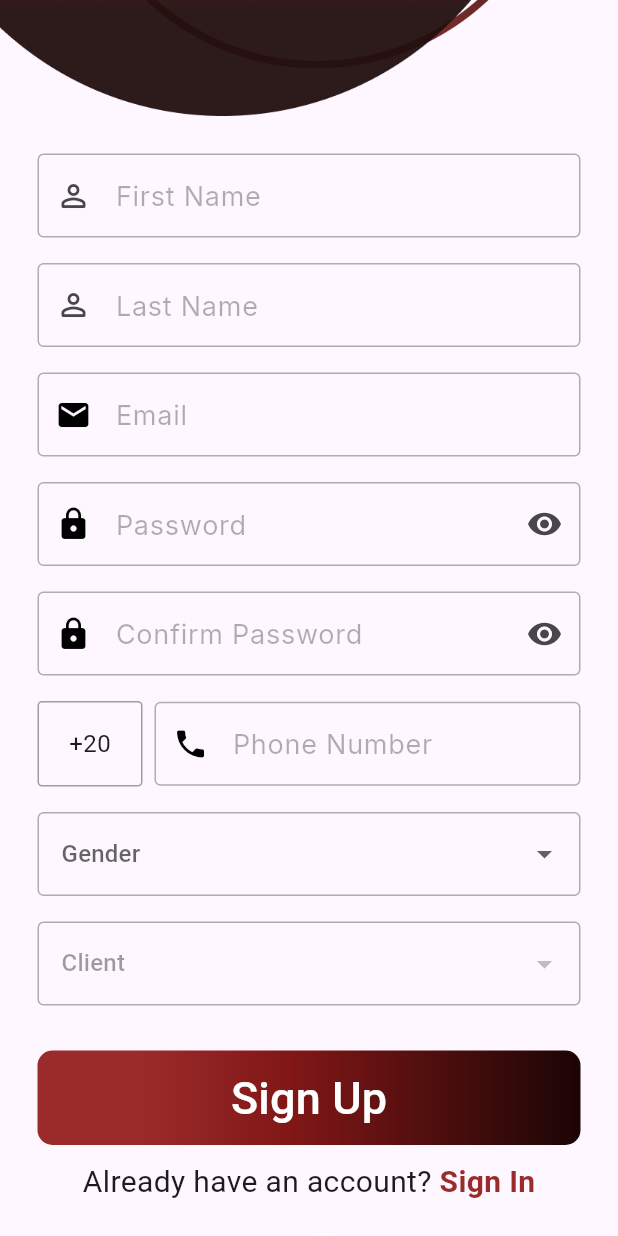
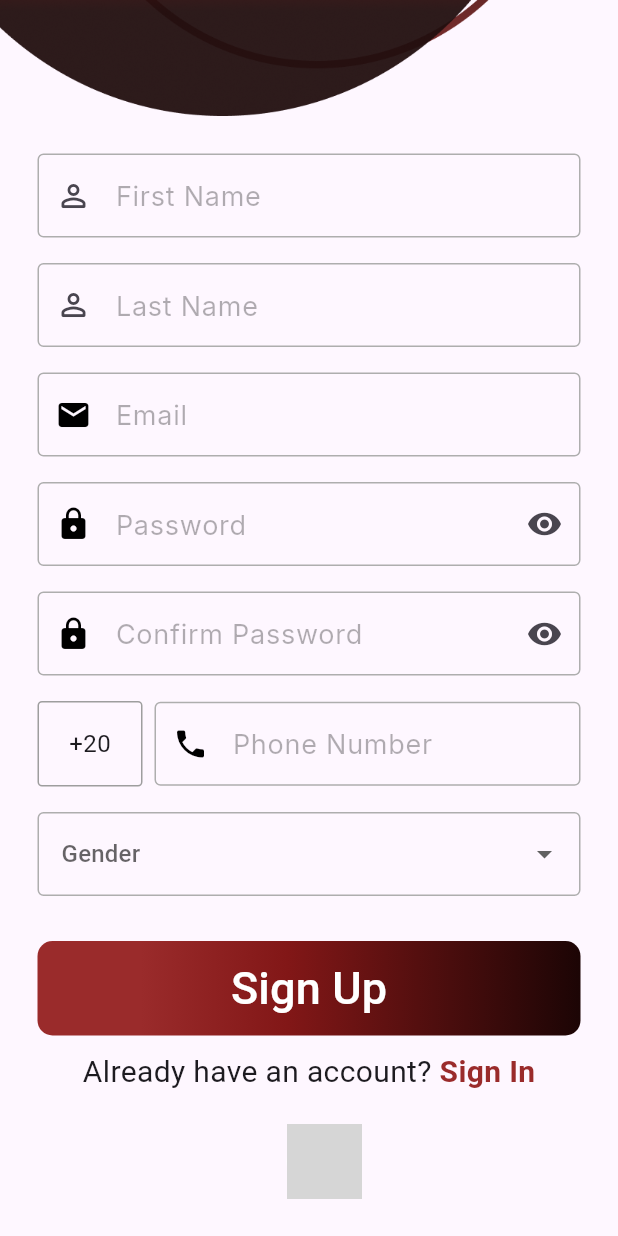
Before and after one commit to nouramer725/Servix, a Flutter app: the SignUpClient screen opened by its route, scrolled down 262 dp, on a phone screen of 412 x 824 dp. Run offline on Flutter 3.47's test engine with Material 3 defaults, Android fonts, the phone set to English and light mode, and no system bars; our stand-ins replace cloud_firestore, easy_localization, file_picker, firebase_auth, firebase_core, flutter_dotenv and 4 more; accounts and stored records are empty; grey boxes are pictures that could not be loaded.

Commit message:
Delete role in scaffold

```diff
--- a/lib/Client/Login-Register/Sign_Up_Client.dart
+++ b/lib/Client/Login-Register/Sign_Up_Client.dart
@@ -6,7 +6,6 @@ import 'package:easy_localization/easy_localization.dart'; // Import EasyLocaliz
 import '../../Components/Buttons.dart';
 import '../../Components/Country Code and Phone Number.dart';
 import '../../Components/Gender Dropdown.dart';
-import '../../Components/RoleDropDownClient.dart';
 import '../../Components/SocialMediaLoginButton.dart';
 import '../../Components/TextFormFiels_SignUp.dart';
 import '../Home.dart';
@@ -307,8 +306,8 @@ class _SignUpClientState extends State<SignUpClient> {
                           });
                         },
                       ),
-                      const SizedBox(height: 17),
-                      roleDropdown(selectedValue: "Client"),
+                      // const SizedBox(height: 17),
+                      // roleDropdown(selectedValue: "Client"),
 
                       const SizedBox(height: 30),
                       GradientButton(
--- a/lib/Components/RoleDropDownClient.dart
+++ /dev/null
@@ -1,29 +0,0 @@
-import 'package:easy_localization/easy_localization.dart';
-import 'package:flutter/material.dart';
-
-Widget roleDropdown({required String selectedValue}) {
-  return DropdownButtonFormField<String>(
-    value: selectedValue,
-    decoration: InputDecoration(
-      border: OutlineInputBorder(
-        borderRadius: BorderRadius.circular(8),
-        borderSide: const BorderSide(color: Color(0xFFAEAEAE), width: 1),
-      ),
-      enabledBorder: const OutlineInputBorder(
-        borderSide: BorderSide(color: Color(0xFFAEAEAE), width: 1),
-      ),
-      focusedBorder: const OutlineInputBorder(
-        borderSide: BorderSide(color: Color(0xFFAEAEAE), width: 1),
-      ),
-    ),
-    items: [
-      DropdownMenuItem(
-        value: "Client",
-        child: Text(
-          "Client".tr(),
-        ),
-      ),
-    ],
-    onChanged: null, // This disables selection
-  );
-}
--- a/lib/Technician/Login-Register/Sign_Up_Tech.dart
+++ b/lib/Technician/Login-Register/Sign_Up_Tech.dart
@@ -3,7 +3,6 @@ import 'package:easy_localization/easy_localization.dart';
 import 'package:firebase_auth/firebase_auth.dart';
 import 'package:flutter/material.dart';
 import 'package:google_fonts/google_fonts.dart';
-import 'package:servix/Components/RoleDropDownTechnician.dart';
 import 'package:servix/Technician/Home/HomeTechnician.dart';
 import 'package:servix/Technician/Login-Register/Personal%20Info%20tech.dart';
 import 'package:servix/Technician/Login-Register/Sign_In_Tech.dart';
@@ -12,7 +11,6 @@ import '../../Components/Buttons.dart';
 import '../../Components/Country Code and Phone Number.dart';
 import '../../Components/Gender Dropdown.dart';
 import '../../Components/List of Service.dart';
-import '../../Components/RoleDropDownClient.dart';
 import '../../Components/SocialMediaLoginButton.dart';
 import '../../Components/TextFormFiels_SignUp.dart';
 import '../../Components/Date of birth.dart';
@@ -427,9 +425,6 @@ class _SignUpTechnicianState extends State<SignUpTechnician> {
                           });
                         },
                       ),
-                      const SizedBox(height: 17),
-                      // Role
-                      roleDropdownTech(selectedValue: "Technician"),
                       const SizedBox(height: 30),
                       // Sign Up Button
                       GradientButton(
```
Also changed, not shown: lib/Components/RoleDropDownTechnician.dart (deleted, +0 -29 lines).
